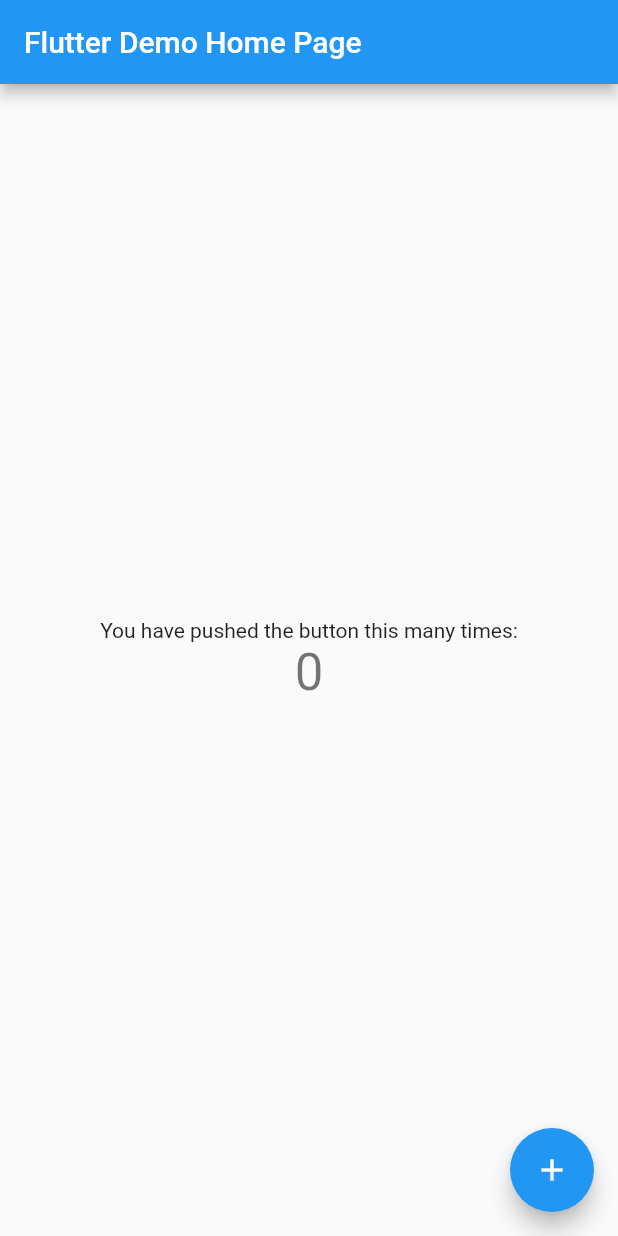
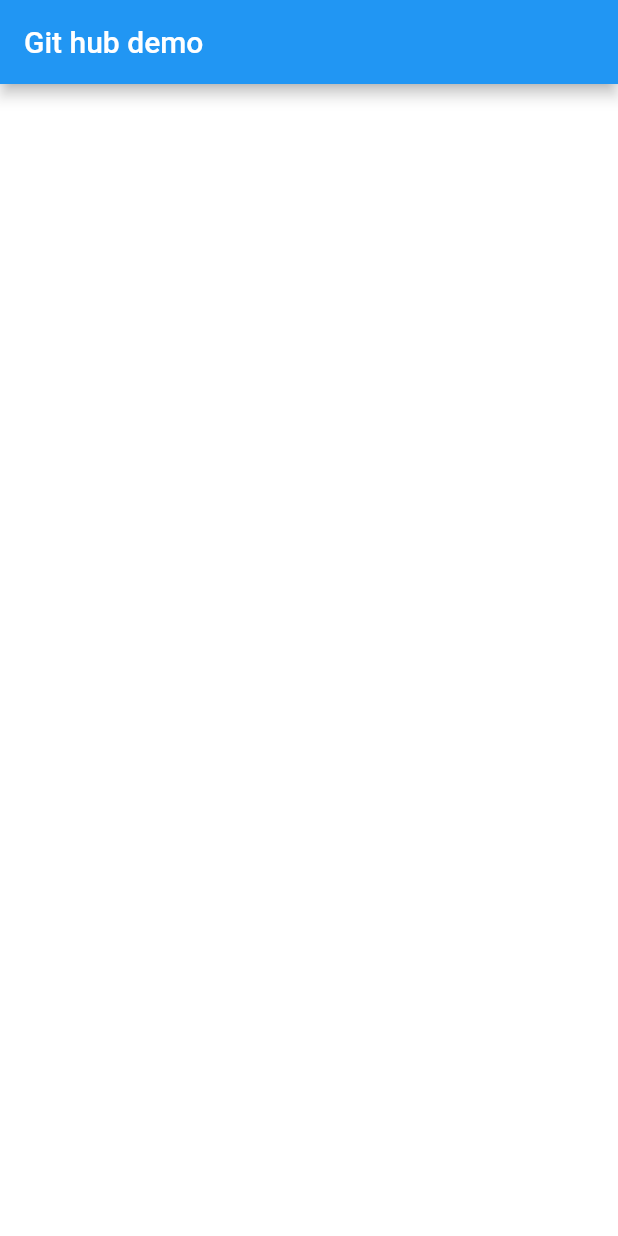
Before and after one commit to dhirajkk1029/dev_flutter, a Flutter app: the screen it shows after launch, on a phone screen of 412 x 824 dp. Run offline on Flutter 3.47's test engine with Material 2 defaults, Android fonts, the phone set to English and light mode, and no system bars.

Commit message:
removing default counter code via stateful widget

```diff
--- a/lib/main.dart
+++ b/lib/main.dart
@@ -16,61 +16,25 @@ class MyApp extends StatelessWidget {
 
         primarySwatch: Colors.blue,
       ),
-      home: const MyHomePage(title: 'Flutter Demo Home Page'),
+      home:  MyHomePage(),
     );
   }
 }
 
-class MyHomePage extends StatefulWidget {
-  const MyHomePage({super.key, required this.title});
-
-
-
-  final String title;
-
-  @override
-  State<MyHomePage> createState() => _MyHomePageState();
-}
-
-class _MyHomePageState extends State<MyHomePage> {
-  int _counter = 0;
-
-  void _incrementCounter() {
-    setState(() {
-
-      _counter++;
-    });
-  }
-
+class MyHomePage extends StatelessWidget
+{
   @override
   Widget build(BuildContext context) {
+    // TODO: implement build
+    return Scaffold(
 
-    return Scaffold(
       appBar: AppBar(
+        title: Text("Git hub demo"),
 
-        title: Text(widget.title),
       ),
-      body: Center(
-
-        child: Column(
-
-          mainAxisAlignment: MainAxisAlignment.center,
-          children: <Widget>[
-            const Text(
-              'You have pushed the button this many times:',
-            ),
-            Text(
-              '$_counter',
-              style: Theme.of(context).textTheme.headline4,
-            ),
-          ],
-        ),
+      body:  Container(
+        color: Colors.white,
       ),
-      floatingActionButton: FloatingActionButton(
-        onPressed: _incrementCounter,
-        tooltip: 'Increment',
-        child: const Icon(Icons.add),
-      ), // This trailing comma makes auto-formatting nicer for build methods.
     );
   }
 }
```
